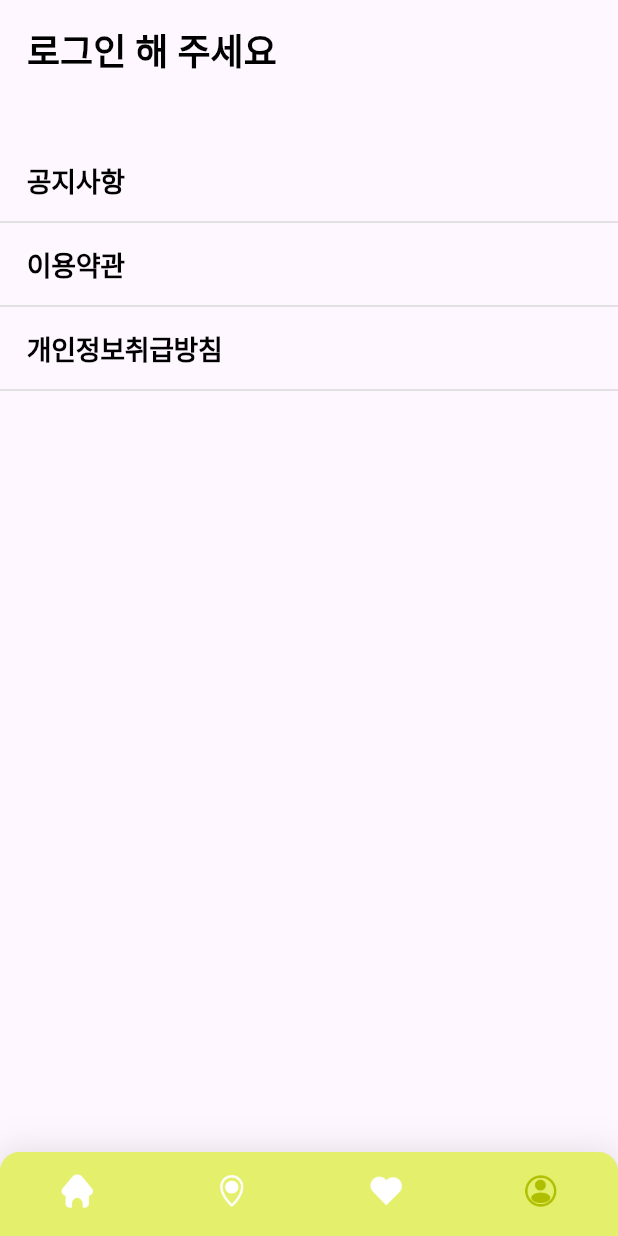
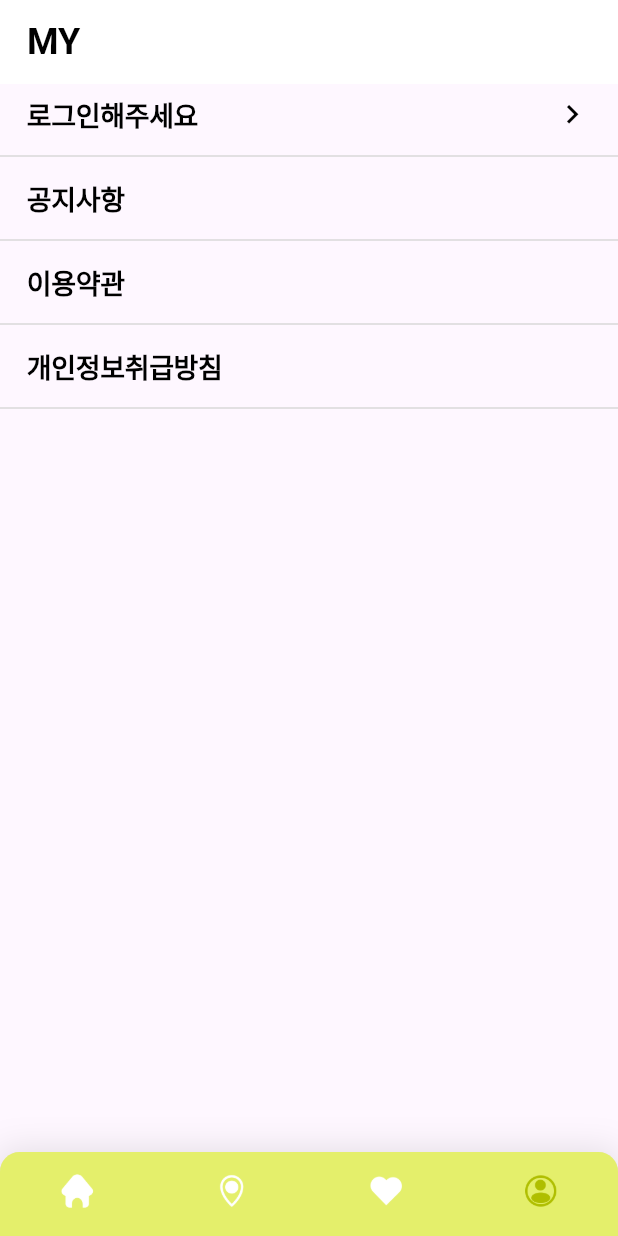
Before and after one commit to minijini/buycott, a Flutter app: the screen it shows after launch, item 4 of the bottom bar chosen, on a phone screen of 412 x 824 dp. Run offline on Flutter 3.47's test engine with Material 3 defaults, Android fonts, the phone set to English and light mode, and no system bars; our stand-ins replace auto_size_text, banner_carousel, cached_network_image, connectivity_plus, dio, extended_image and 11 more; missing offline and left inert: device_screen_size, flutter_naver_login, flutter_udid, kakao_flutter_sdk, kakao_flutter_sdk_user, open_app_settings; accounts and stored records are empty; network calls fail.

Commit message:
design: 디자인 수정

```diff
--- a/lib/constants/constants.dart
+++ b/lib/constants/constants.dart
@@ -18,7 +18,7 @@ const String termsRouteName = 'terms';
 
 const String api_error = '데이터 통신 중 오류가 발생하였습니다.';
 const String api_403_error = '다시 로그인 해주시기바랍니다.';
-const String nickName_check = '닉네임 중복 확인을 해주세요.';
+const String nickName_check = '닉네임을 확인 해주세요.';
 const String signUp_success = '회원가입에 성공하였습니다.';
 const String nickNm_success = '사용할 수 있는 닉네임 입니다.';
 const String nickNm_fail = '이미 사용중인 닉네임 입니다.';
--- a/lib/screen/login/sign_up_screen.dart
+++ b/lib/screen/login/sign_up_screen.dart
@@ -132,7 +132,7 @@ class _SignUpScreenState extends State<SignUpScreen> {
                     widthSizeBox(sized_10),
 
                     SizedBox(
-                      width: sized_85,
+                      width: sized_100,
                       height: sized_48,
                       child: ElevatedButton(
                           style: primary_btn_style(),
--- a/lib/screen/myprofile/myprofile_screen.dart
+++ b/lib/screen/myprofile/myprofile_screen.dart
@@ -33,29 +33,23 @@ class _MyProfileScreenState extends State<MyProfileScreen> {
 
   @override
   Widget build(BuildContext context) {
-    return Container(
-      padding: EdgeInsets.symmetric(vertical: sized_18),
-      child: Column(
-        crossAxisAlignment: CrossAxisAlignment.start,
-        children: [
-          Padding(
-            padding: EdgeInsets.symmetric(horizontal: sized_18),
-            child: GestureDetector(
-              onTap: (){
-                if(widget.userNotifier.authStatus == AuthStatus.signout){
-                  context.goNamed(loginRouteName);
-                }
-              },
+    return Scaffold(
+      appBar: AppBar(
+        title: Padding(
+          padding: const EdgeInsets.symmetric(horizontal: sized_18),
           child: Text(
-                widget.userNotifier.authStatus == AuthStatus.signin ? 'MY' : '로그인 해 주세요',
+            "MY",
             style: Theme.of(context).textTheme.titleLarge,
           ),
         ),
       ),
-          heightSizeBox(widget.userNotifier.authStatus == AuthStatus.signin ? sized_14 : sized_50),
-          Visibility(
-            visible: widget.userNotifier.authStatus == AuthStatus.signin,
+      body: Container(
         child: Column(
+          crossAxisAlignment: CrossAxisAlignment.start,
+          children: [
+            // heightSizeBox(widget.userNotifier.authStatus == AuthStatus.signin ? sized_14 : sized_50),
+
+            widget.userNotifier.authStatus == AuthStatus.signin ?  Column(
               children: [
                 Padding(
                   padding: EdgeInsets.symmetric(horizontal: sized_18),
@@ -70,9 +64,16 @@ class _MyProfileScreenState extends State<MyProfileScreen> {
                 _menu(context, "내가 쓴 리뷰", true, () {
                   context.goNamed(myReviewRouteName);
                 }),
+
+                _menu(context, "가게 제안", true, () {
+                  context.goNamed(myReviewRouteName);
+                }),
               ],
-            ),
-          ),
+            ) :  _menu(context, "로그인해주세요", true, () {
+              if(widget.userNotifier.authStatus == AuthStatus.signout){
+                context.goNamed(loginRouteName);
+              }
+            }),
             _menu(context, "공지사항", false, () {
               context.goNamed(myReviewRouteName);
             }),
@@ -84,6 +85,7 @@ class _MyProfileScreenState extends State<MyProfileScreen> {
                   .goNamed(termsRouteName, pathParameters: {'title': '개인정보취급방침'});
             }),
           ],
+        ),
       ),
     );
   }
@@ -117,8 +119,11 @@ class _MyProfileScreenState extends State<MyProfileScreen> {
     );
   }
 
-  Row _myProfile(BuildContext context) {
-    return Row(
+  Widget _myProfile(BuildContext context) {
+    return Column(
+      children: [
+        heightSizeBox(sized_10),
+        Row(
           children: [
             Row(
               children: [
@@ -147,18 +152,20 @@ class _MyProfileScreenState extends State<MyProfileScreen> {
                         //모서리를 둥글게
                         borderRadius: BorderRadius.circular(20)),
                   ),
-            child: Container(
+                  child: SizedBox(
                     width: sized_30,
                     height: sized_17,
                     child: Center(
                         child: AutoSizeText('수정',
                             style: Theme.of(context)
                               .textTheme
-                          .bodyMedium!
-                          .copyWith(fontWeight: FontWeight.bold))),
+                              .displaySmall!
+                              )),
                 ),
               ),
             ))
+          ],
+        ),
       ],
     );
   }
--- a/lib/screen/store/store_detail_screen.dart
+++ b/lib/screen/store/store_detail_screen.dart
@@ -71,7 +71,7 @@ class _StoreDetailScreenState extends State<StoreDetailScreen> {
   }
 
   Padding _storeInfo(BuildContext context) {
-    List<Widget> starIcons = buildStarRatingWithHalf(3.5, sized_10);
+    Widget starIcons = buildStarRating(3, sized_16);
 
     return Padding(
       padding: EdgeInsets.symmetric(horizontal: sized_18),
@@ -116,9 +116,7 @@ class _StoreDetailScreenState extends State<StoreDetailScreen> {
             children: [
               Text('댓글 97', style: Theme.of(context).textTheme.displayMedium),
               widthSizeBox(sized_6),
-              Row(
-                children: starIcons,
-              )
+              starIcons
             ],
           ),
           heightSizeBox(sized_10),
--- a/lib/utils/color/basic_color.dart
+++ b/lib/utils/color/basic_color.dart
@@ -17,4 +17,6 @@ class BasicColor{
   static const Color darkgrey = Color(0xff626262);
 
   static const Color red = Color(0xffFF0000);
+  static const Color kakao_yellow = Color(0xffFEE500);
+  static const Color naver_green = Color(0xff03C75A);
 }
--- a/lib/utils/theme/basic_theme.dart
+++ b/lib/utils/theme/basic_theme.dart
@@ -34,7 +34,7 @@ class BasicTheme {
       textTheme: BasicTextTheme.lightTextTheme,
       inputDecorationTheme: InputDecorationTheme(
 
-        hintStyle: TextStyle(fontSize: 14,fontWeight: FontWeight.w500,color: BasicColor.linegrey),
+        hintStyle: TextStyle(fontSize: 14,fontWeight: FontWeight.w400,color: BasicColor.linegrey),
         filled: true,
         fillColor: Colors.white,
         contentPadding:
--- a/lib/widgets/list/review_list_tile.dart
+++ b/lib/widgets/list/review_list_tile.dart
@@ -46,7 +46,7 @@ class ReviewListTile extends StatelessWidget {
                       widthSizeBox(sized_5),
                       Text('·',style: Theme.of(context).textTheme.displayMedium,),
                       widthSizeBox(sized_5),
-                      buildStarRating(5,sized_10),
+                      buildStarRating(5,sized_12),
                     ],
                   ),
                   Visibility(
```
Also changed, not shown: lib/screen/home/home_screen.dart (+3 -4 lines), lib/screen/login/login_screen.dart (+18 -6 lines), lib/screen/map/map_screen.dart (+10 -10 lines), lib/screen/place/shop_list_screen.dart (+21 -25 lines), lib/widgets/style/container.dart (+8 -0 lines), assets/login/icon_kakao.png (added), assets/login/icon_naver.png (added), pubspec.lock. Lines whose indentation alone changed are shown as unchanged.
